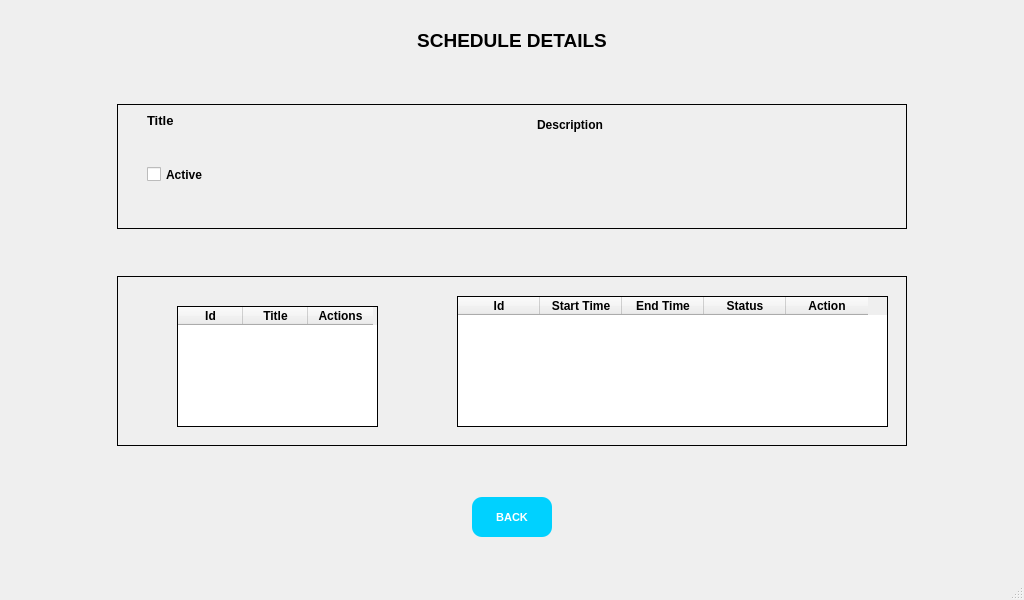
Qt form schedule_details.ui (Quang-Nguyen-Van/MSE_Do-An-Tot-Nghiep) before a commit.
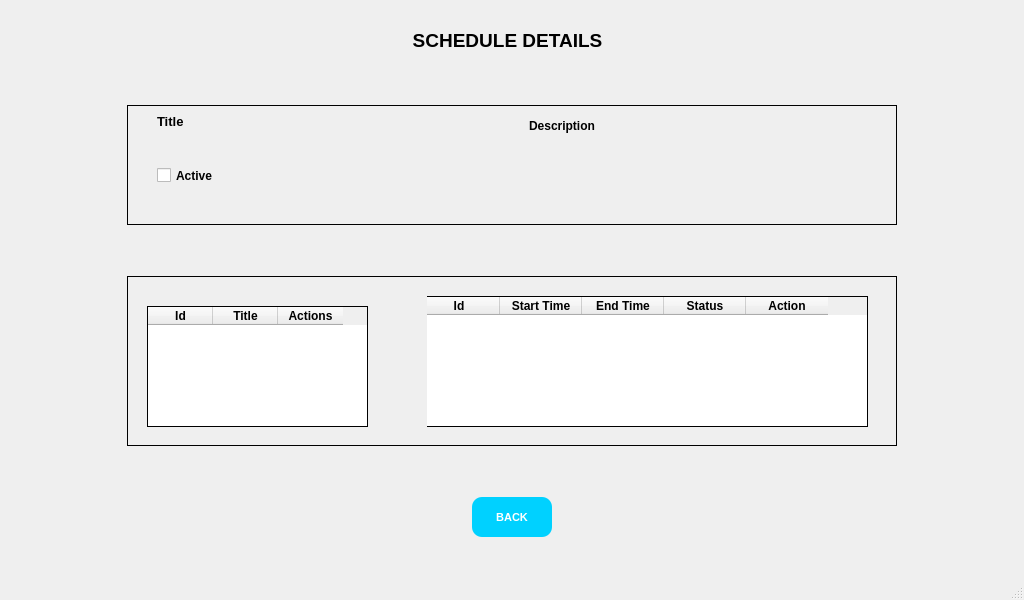
The same form after that commit.

Commit message: fix fullScreen Details

Diff of the .ui file:
```diff
--- a/schedule_details.ui
+++ b/schedule_details.ui
@@ -56,21 +56,12 @@
        <enum>QFrame::Raised</enum>
       </property>
       <layout class="QVBoxLayout" name="verticalLayout">
-       <property name="spacing">
-        <number>0</number>
-       </property>
        <property name="leftMargin">
         <number>0</number>
        </property>
        <property name="topMargin">
         <number>0</number>
        </property>
-       <property name="rightMargin">
-        <number>0</number>
-       </property>
-       <property name="bottomMargin">
-        <number>0</number>
-       </property>
        <item alignment="Qt::AlignTop">
         <widget class="QLabel" name="label">
          <property name="font">
@@ -121,16 +112,16 @@
         <widget class="QGroupBox" name="groupBox">
          <property name="minimumSize">
           <size>
-           <width>790</width>
+           <width>770</width>
+           <height>120</height>
+          </size>
+         </property>
+         <property name="maximumSize">
+          <size>
+           <width>1015</width>
            <height>125</height>
           </size>
          </property>
-         <property name="maximumSize">
-          <size>
-           <width>1020</width>
-           <height>150</height>
-          </size>
-         </property>
          <property name="styleSheet">
           <string notr="true">QGroupBox {
 	border: 1px solid;
@@ -147,11 +138,14 @@
            <rect>
             <x>10</x>
             <y>10</y>
-            <width>781</width>
+            <width>751</width>
             <height>101</height>
            </rect>
           </property>
           <layout class="QHBoxLayout" name="horizontalLayout">
+           <property name="spacing">
+            <number>0</number>
+           </property>
            <item>
             <widget class="QFrame" name="frame_2">
              <property name="styleSheet">
@@ -234,6 +228,18 @@
            </item>
            <item>
             <widget class="QFrame" name="frame">
+             <property name="minimumSize">
+              <size>
+               <width>0</width>
+               <height>100</height>
+              </size>
+             </property>
+             <property name="maximumSize">
+              <size>
+               <width>16777215</width>
+               <height>100</height>
+              </size>
+             </property>
              <property name="styleSheet">
               <string notr="true">QFrame{
 	border: none;
@@ -320,7 +326,7 @@
         <widget class="QGroupBox" name="groupBox_2">
          <property name="minimumSize">
           <size>
-           <width>790</width>
+           <width>770</width>
            <height>170</height>
           </size>
          </property>
@@ -343,7 +349,7 @@
            <rect>
             <x>10</x>
             <y>20</y>
-            <width>311</width>
+            <width>241</width>
             <height>141</height>
            </rect>
           </property>
@@ -361,9 +367,9 @@
           <widget class="QTableWidget" name="tblDays">
            <property name="geometry">
             <rect>
-             <x>50</x>
+             <x>10</x>
              <y>10</y>
-             <width>201</width>
+             <width>221</width>
              <height>121</height>
             </rect>
            </property>
@@ -437,9 +443,9 @@
          <widget class="QFrame" name="frmSlots">
           <property name="geometry">
            <rect>
-            <x>330</x>
+            <x>300</x>
             <y>20</y>
-            <width>481</width>
+            <width>441</width>
             <height>141</height>
            </rect>
           </property>
@@ -457,9 +463,9 @@
           <widget class="QTableWidget" name="tblSlot">
            <property name="geometry">
             <rect>
-             <x>10</x>
+             <x>-10</x>
              <y>0</y>
-             <width>431</width>
+             <width>451</width>
              <height>131</height>
             </rect>
            </property>
```
The commit also changes 1 other file.
